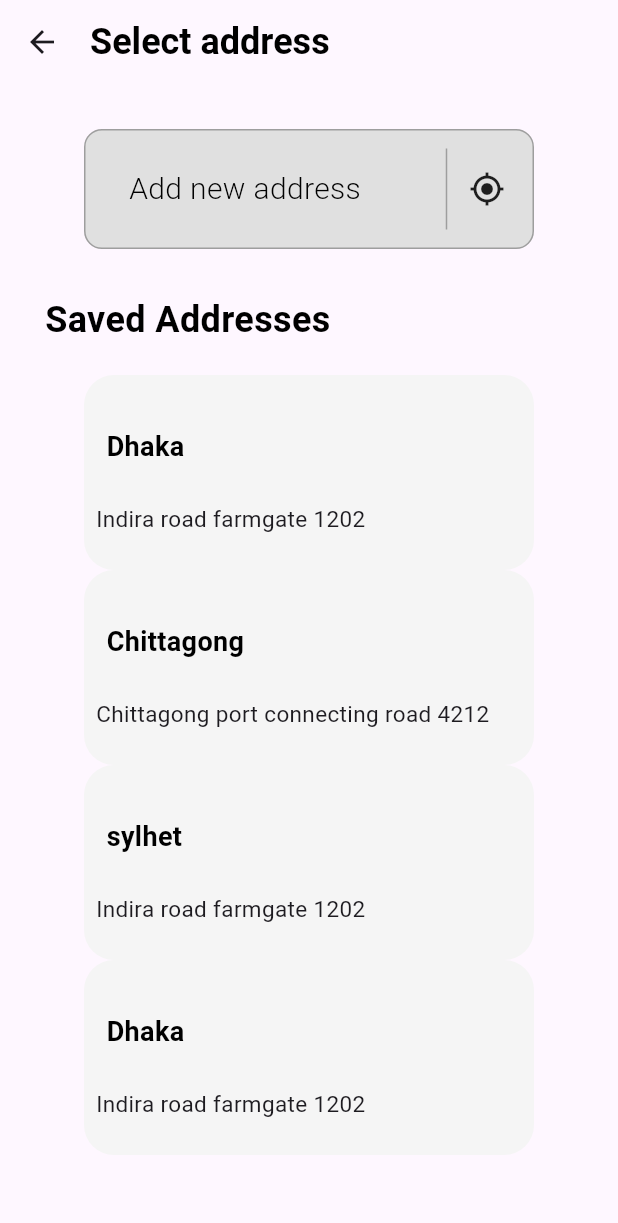
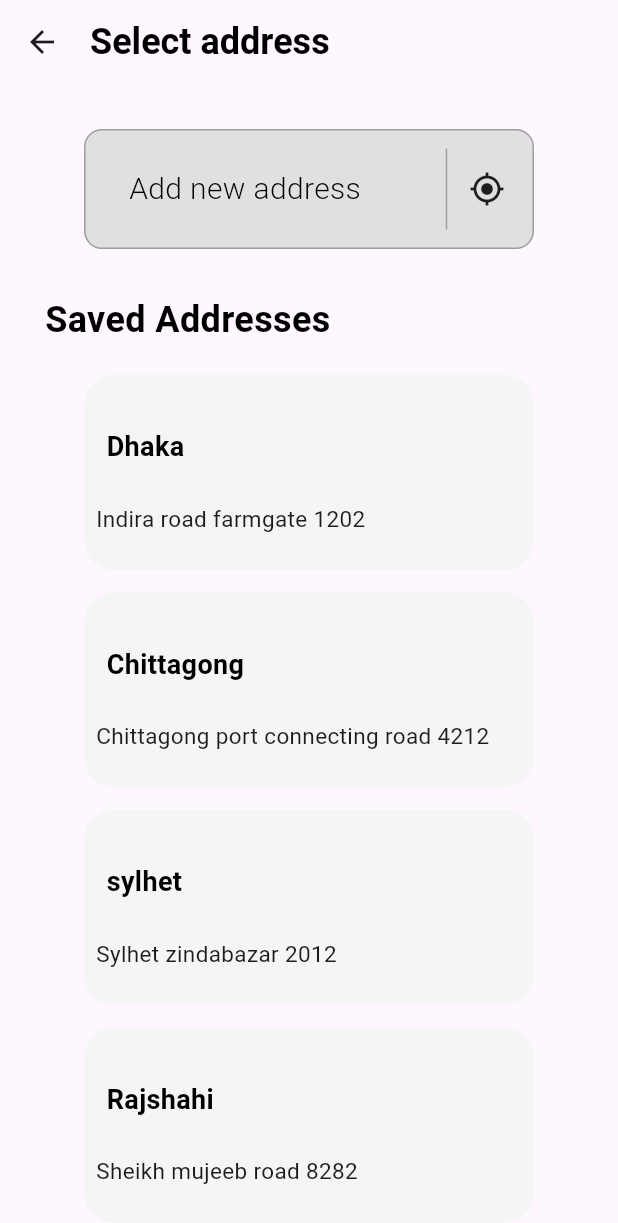
Before and after one commit to Ahmad163563/day02project, a Flutter app: the screen it shows after launch, on a phone screen of 412 x 824 dp. Shown: the top 1223 px of the screen. Run offline on Flutter 3.47's test engine with Material 3 defaults, Android fonts, the phone set to English and light mode, and no system bars.

Commit message:
page4 done

```diff
--- a/lib/view/page 4.dart
+++ b/lib/view/page 4.dart
@@ -20,7 +20,9 @@ class _Page4State extends State<Page4> {
     ],
     ),
         ),
-      body: Column(
+      body:
+      SingleChildScrollView(
+        child: Column(
           children: [
           SizedBox(height: 30,),
           Center(
@@ -85,6 +87,7 @@ class _Page4State extends State<Page4> {
                 ],
               ),
             ),
+            SizedBox(height: 15,),
             Container(
               height: 130,
               width: 300,
@@ -108,6 +111,7 @@ class _Page4State extends State<Page4> {
                 ],
               ),
             ),
+            SizedBox(height: 15,),
             Container(
               height: 130,
               width: 300,
@@ -126,11 +130,12 @@ class _Page4State extends State<Page4> {
                   SizedBox(height: 1,),
                   Padding(
                     padding: const EdgeInsets.all(8.0),
-                  child: Text('Indira road farmgate 1202',style: TextStyle(fontSize: 15),),
+                    child: Text('Sylhet zindabazar 2012',style: TextStyle(fontSize: 15),),
                   )
                 ],
               ),
             ),
+            SizedBox(height: 15,),
             Container(
               height: 130,
               width: 300,
@@ -144,17 +149,18 @@ class _Page4State extends State<Page4> {
                   SizedBox(height: 20,),
                   Padding(
                     padding: const EdgeInsets.all( 15),
-                  child: Text('Dhaka',style: TextStyle(fontWeight: FontWeight.bold,color: Colors.black,fontSize: 18),),
+                    child: Text('Rajshahi',style: TextStyle(fontWeight: FontWeight.bold,color: Colors.black,fontSize: 18),),
                   ),
                   SizedBox(height: 1,),
                   Padding(
                     padding: const EdgeInsets.all(8.0),
-                  child: Text('Indira road farmgate 1202',style: TextStyle(fontSize: 15),),
+                    child: Text('Sheikh mujeeb road 8282',style: TextStyle(fontSize: 15),),
                   )
                 ],
               ),
             )
           ]
+        ),
       )
     );
   }
```
Lines whose indentation alone changed are shown as unchanged.
